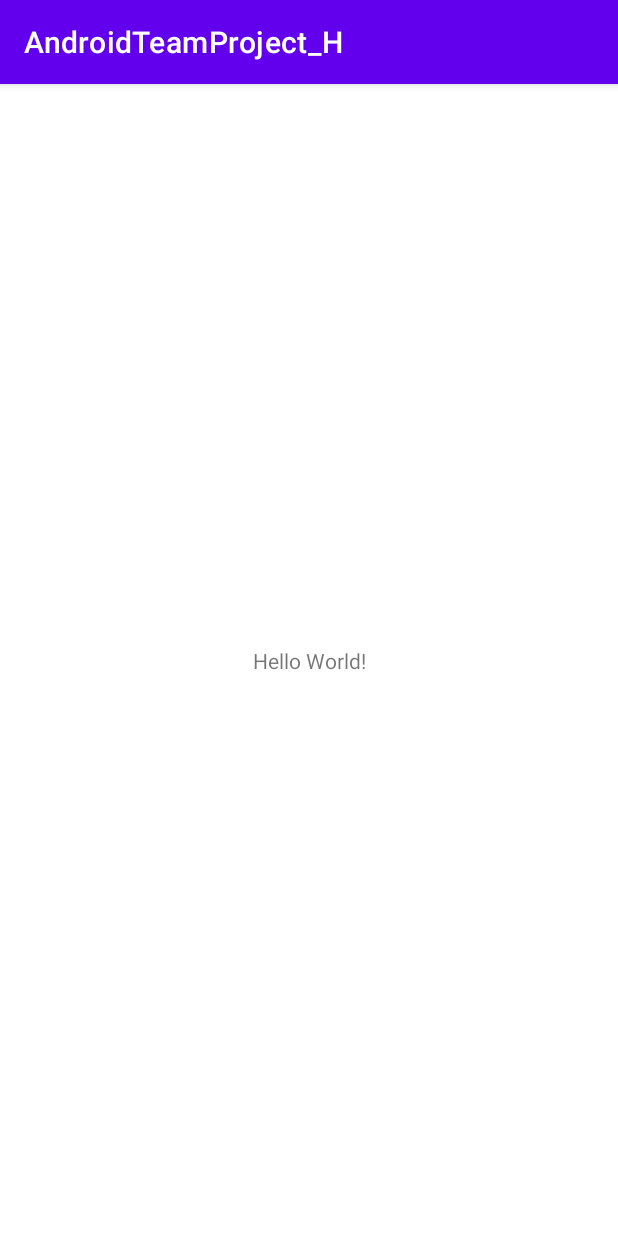
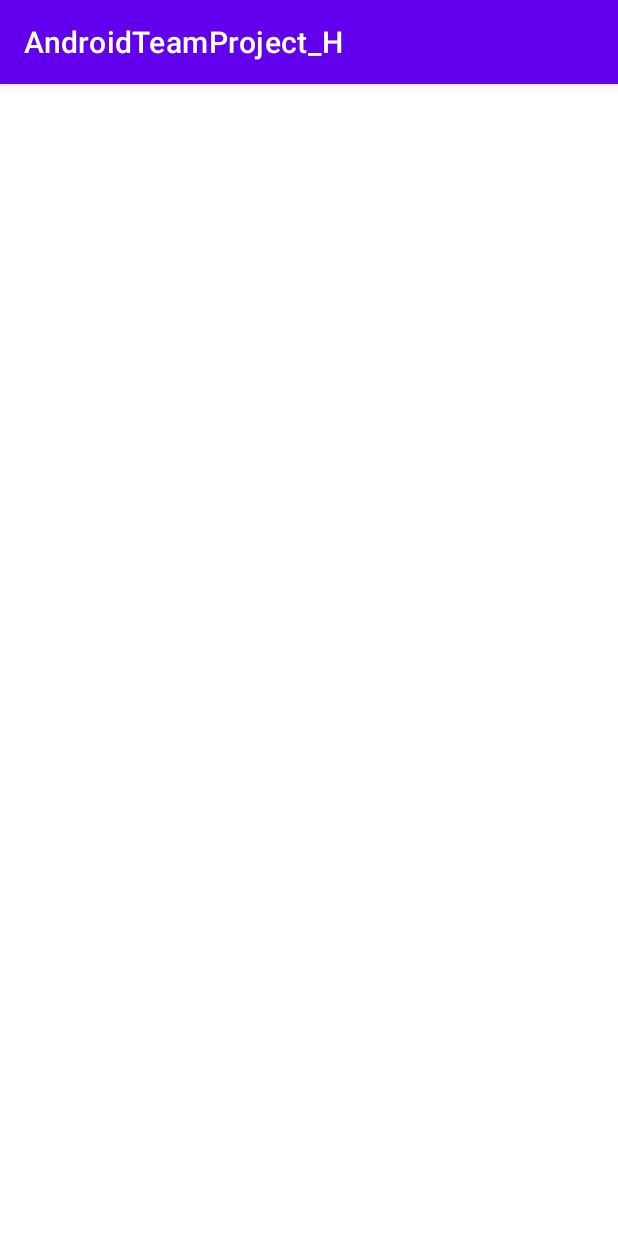
Before and after one commit to alstlr1927/AndroidTeamProject_H, an Android app: the screen it shows after launch (MainActivity), on a phone screen of 412 x 824 dp. Run offline under Robolectric (Android 15) with nearby library versions, the phone set to English and light mode, and no system bars.

Commit message:
우현성 : 메인액티비티 제외 전부 삭제

```diff
--- a/app/src/main/AndroidManifest.xml
+++ b/app/src/main/AndroidManifest.xml
@@ -1,6 +1,8 @@
 <?xml version="1.0" encoding="utf-8"?>
 <manifest xmlns:android="http://schemas.android.com/apk/res/android"
     package="com.cookandroid.androidteamproject_h">
+
+    <uses-permission android:name="android.permission.INTERNET" />
 
     <application
         android:allowBackup="true"
--- a/app/src/main/java/com/cookandroid/androidteamproject_h/MainActivity.java
+++ b/app/src/main/java/com/cookandroid/androidteamproject_h/MainActivity.java
@@ -3,6 +3,8 @@ package com.cookandroid.androidteamproject_h;
 import androidx.appcompat.app.AppCompatActivity;
 
 import android.os.Bundle;
+import android.os.StrictMode;
+import android.widget.TextView;
 
 public class MainActivity extends AppCompatActivity {
 
@@ -10,5 +12,6 @@ public class MainActivity extends AppCompatActivity {
     protected void onCreate(Bundle savedInstanceState) {
         super.onCreate(savedInstanceState);
         setContentView(R.layout.activity_main);
+
     }
 }
--- a/app/src/main/res/layout/activity_main.xml
+++ b/app/src/main/res/layout/activity_main.xml
@@ -6,13 +6,6 @@
     android:layout_height="match_parent"
     tools:context=".MainActivity">
 
-    <TextView
-        android:layout_width="wrap_content"
-        android:layout_height="wrap_content"
-        android:text="Hello World!"
-        app:layout_constraintBottom_toBottomOf="parent"
-        app:layout_constraintLeft_toLeftOf="parent"
-        app:layout_constraintRight_toRightOf="parent"
-        app:layout_constraintTop_toTopOf="parent" />
+
 
 </androidx.constraintlayout.widget.ConstraintLayout>
```
